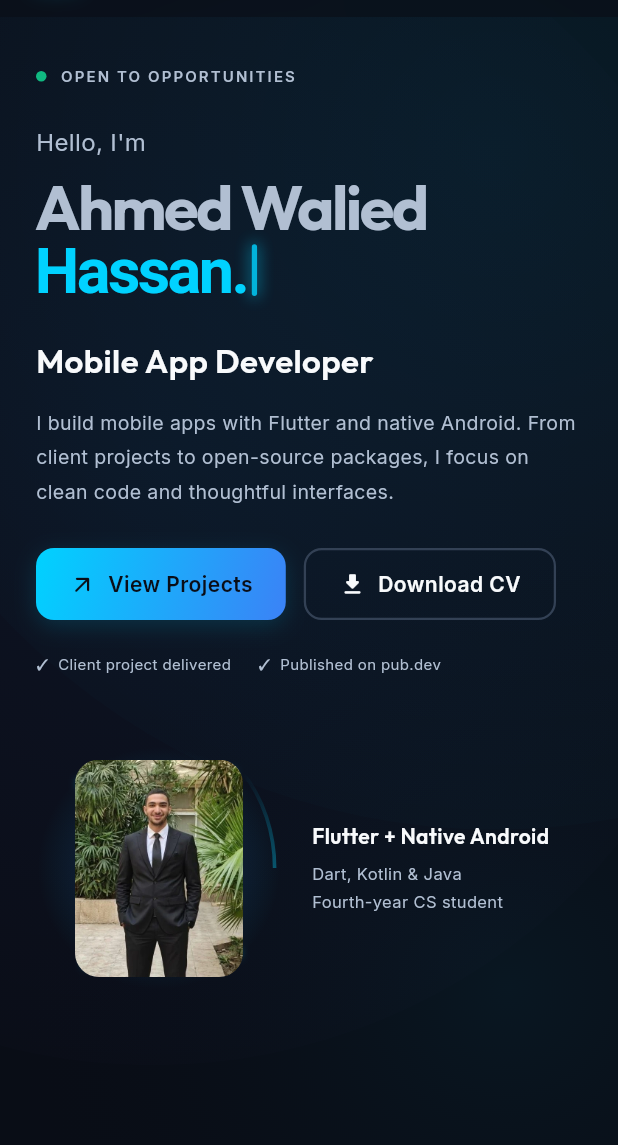
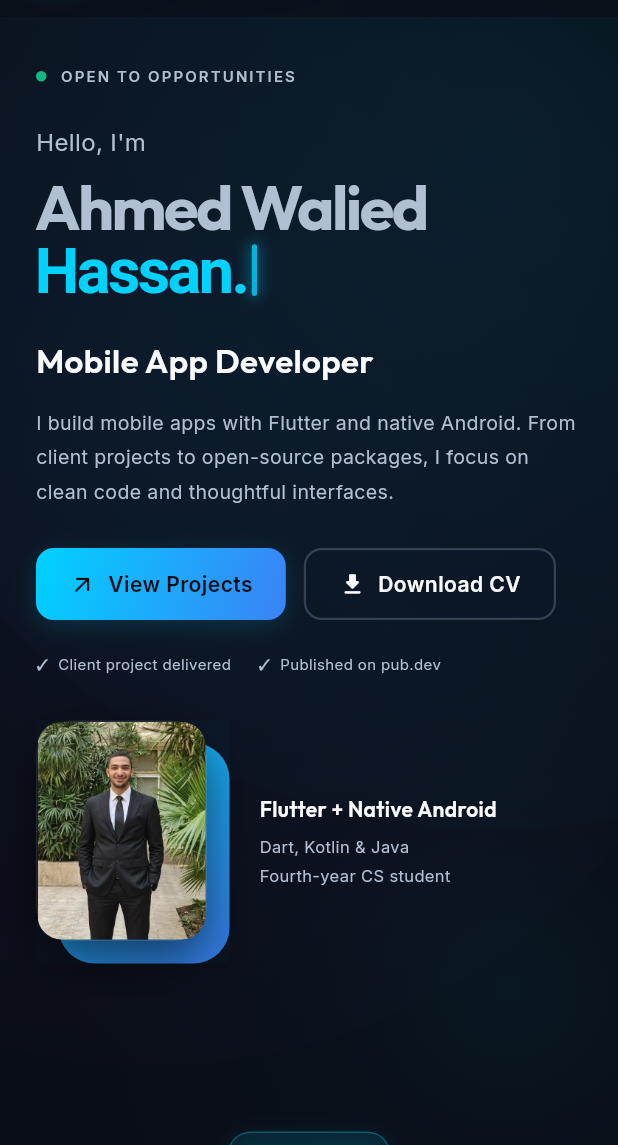
Before and after one commit to AhmedWalied26/My_Portfolio, a Flutter app: the screen it shows after launch, on a phone screen of 412 x 824 dp, the part 91-1236 px from its top. Run offline on Flutter 3.47's test engine with Material 3 defaults, Android fonts, the phone set to English and light mode, and no system bars; our stand-ins replace google_fonts; missing offline and left inert: dart:html.

Commit message:
Replace animated portrait ring with static offset gradient panel treatment
Refactor PortraitFrame to be a StatelessWidget with a static design. Remove animations and simplify the layout while maintaining the visual style.

```diff
--- a/lib/presentation/widgets/portrait_frame.dart
+++ b/lib/presentation/widgets/portrait_frame.dart
@@ -1,66 +1,83 @@
-import 'dart:math' as math;
-
 import 'package:flutter/material.dart';
 
 import '../../core/constants/app_colors.dart';
 
-/// Decorative treatment around the hero portrait: a rotating conic
-/// gradient arc, a softly pulsing glow and a few orbiting sparkles.
-/// Falls back to a static arrangement when reduced motion is requested.
-class PortraitFrame extends StatefulWidget {
+/// Decorative treatment around the hero portrait in the classic
+/// portfolio style: a clean rounded photo lifted by a soft shadow,
+/// backed by an offset gradient panel and a faint ambient glow.
+/// Fully static, so it is identical under reduced motion.
+class PortraitFrame extends StatelessWidget {
   final Widget child;
-  const PortraitFrame({super.key, required this.child});
+  final double borderRadius;
 
-  @override
-  State<PortraitFrame> createState() => _PortraitFrameState();
-}
-
-class _PortraitFrameState extends State<PortraitFrame>
-    with SingleTickerProviderStateMixin {
-  late final AnimationController _controller;
-  bool _reduceMotion = false;
-
-  @override
-  void initState() {
-    super.initState();
-    _controller = AnimationController(
-      vsync: this,
-      duration: const Duration(seconds: 9),
-    );
-    WidgetsBinding.instance.addPostFrameCallback((_) {
-      if (!mounted) return;
-      if (MediaQuery.disableAnimationsOf(context)) {
-        setState(() => _reduceMotion = true);
-      } else {
-        _controller.repeat();
-      }
-    });
-  }
-
-  @override
-  void dispose() {
-    _controller.dispose();
-    super.dispose();
-  }
+  const PortraitFrame({
+    super.key,
+    required this.child,
+    this.borderRadius = 24,
+  });
 
   @override
   Widget build(BuildContext context) {
-    return AnimatedBuilder(
-      animation: _controller,
-      child: widget.child,
-      builder: (context, child) {
-        final t = _reduceMotion ? 0.0 : _controller.value;
+    return LayoutBuilder(
+      builder: (context, constraints) {
+        final offset = (constraints.maxWidth * 0.045).clamp(5.0, 15.0);
         return Stack(
           alignment: Alignment.center,
           children: [
+            // Faint ambient glow behind the whole composition.
             Positioned.fill(
-              child: CustomPaint(
-                painter: _PortraitGlowPainter(progress: t),
+              child: DecoratedBox(
+                decoration: BoxDecoration(
+                  gradient: RadialGradient(
+                    radius: 0.95,
+                    colors: [
+                      AppColors.primary.withValues(alpha: 0.14),
+                      AppColors.secondary.withValues(alpha: 0.05),
+                      AppColors.primary.withValues(alpha: 0.0),
+                    ],
+                    stops: const [0.0, 0.55, 1.0],
+                  ),
+                ),
               ),
             ),
+            // Offset gradient panel peeking out bottom-right.
+            Positioned.fill(
+              child: Padding(
+                padding: EdgeInsets.only(left: offset, top: offset),
+                child: DecoratedBox(
+                  decoration: BoxDecoration(
+                    borderRadius: BorderRadius.circular(borderRadius),
+                    gradient: LinearGradient(
+                      begin: Alignment.topLeft,
+                      end: Alignment.bottomRight,
+                      colors: [
+                        AppColors.primary.withValues(alpha: 0.9),
+                        AppColors.secondary.withValues(alpha: 0.9),
+                      ],
+                    ),
+                  ),
+                ),
+              ),
+            ),
+            // The photo itself, lifted above the panel.
             Padding(
-              padding: const EdgeInsets.all(26),
-              child: child,
+              padding: EdgeInsets.only(right: offset, bottom: offset),
+              child: Container(
+                decoration: BoxDecoration(
+                  borderRadius: BorderRadius.circular(borderRadius),
+                  border: Border.all(
+                    color: Colors.white.withValues(alpha: 0.10),
+                  ),
+                  boxShadow: const [
+                    BoxShadow(
+                      color: Colors.black54,
+                      blurRadius: 26,
+                      offset: Offset(0, 14),
+                    ),
+                  ],
+                ),
+                child: child,
+              ),
             ),
           ],
         );
@@ -68,73 +85,3 @@ class _PortraitFrameState extends State<PortraitFrame>
     );
   }
 }
-
-class _PortraitGlowPainter extends CustomPainter {
-  final double progress;
-  _PortraitGlowPainter({required this.progress});
-
-  @override
-  void paint(Canvas canvas, Size size) {
-    final center = size.center(Offset.zero);
-    final rx = size.width / 2;
-    final ry = size.height / 2;
-
-    // Pulsing elliptical glow behind the portrait.
-    final pulse = 0.5 + 0.5 * math.sin(progress * 2 * math.pi);
-    final glowRect = Rect.fromCenter(
-      center: center,
-      width: size.width * (0.98 + 0.04 * pulse),
-      height: size.height * (0.98 + 0.04 * pulse),
-    );
-    final glowPaint = Paint()
-      ..shader = RadialGradient(
-        colors: [
-          AppColors.primary.withValues(alpha: 0.26 + 0.10 * pulse),
-          AppColors.secondary.withValues(alpha: 0.12),
-          AppColors.primary.withValues(alpha: 0.0),
-        ],
-        stops: const [0.0, 0.55, 1.0],
-      ).createShader(glowRect);
-    canvas.drawOval(glowRect, glowPaint);
-
-    // Rotating conic arc ring hugging the portrait.
-    final ringRect = Rect.fromCenter(
-      center: center,
-      width: size.width * 0.94,
-      height: size.height * 0.94,
-    );
-    final ringPaint = Paint()
-      ..style = PaintingStyle.stroke
-      ..strokeWidth = 2.4
-      ..strokeCap = StrokeCap.round
-      ..shader = SweepGradient(
-        startAngle: progress * 2 * math.pi,
-        endAngle: (progress + 1) * 2 * math.pi,
-        colors: [
-          AppColors.primary.withValues(alpha: 0.0),
-          AppColors.primary.withValues(alpha: 0.9),
-          AppColors.secondary.withValues(alpha: 0.9),
-          AppColors.secondary.withValues(alpha: 0.0),
-        ],
-        stops: const [0.0, 0.35, 0.6, 1.0],
-      ).createShader(ringRect);
-    canvas.drawArc(ringRect, 0, 2 * math.pi, false, ringPaint);
-
-    // Orbiting sparkles.
-    final sparklePaint = Paint()
-      ..color = AppColors.primary.withValues(alpha: 0.95)
-      ..maskFilter = const MaskFilter.blur(BlurStyle.normal, 3);
-    for (var i = 0; i < 4; i++) {
-      final angle = progress * 2 * math.pi + i * (math.pi / 2);
-      final dot = Offset(
-        center.dx + rx * 0.86 * math.cos(angle),
-        center.dy + ry * 0.86 * math.sin(angle),
-      );
-      canvas.drawCircle(dot, i.isEven ? 2.6 : 1.8, sparklePaint);
-    }
-  }
-
-  @override
-  bool shouldRepaint(_PortraitGlowPainter oldDelegate) =>
-      oldDelegate.progress != progress;
-}
```
